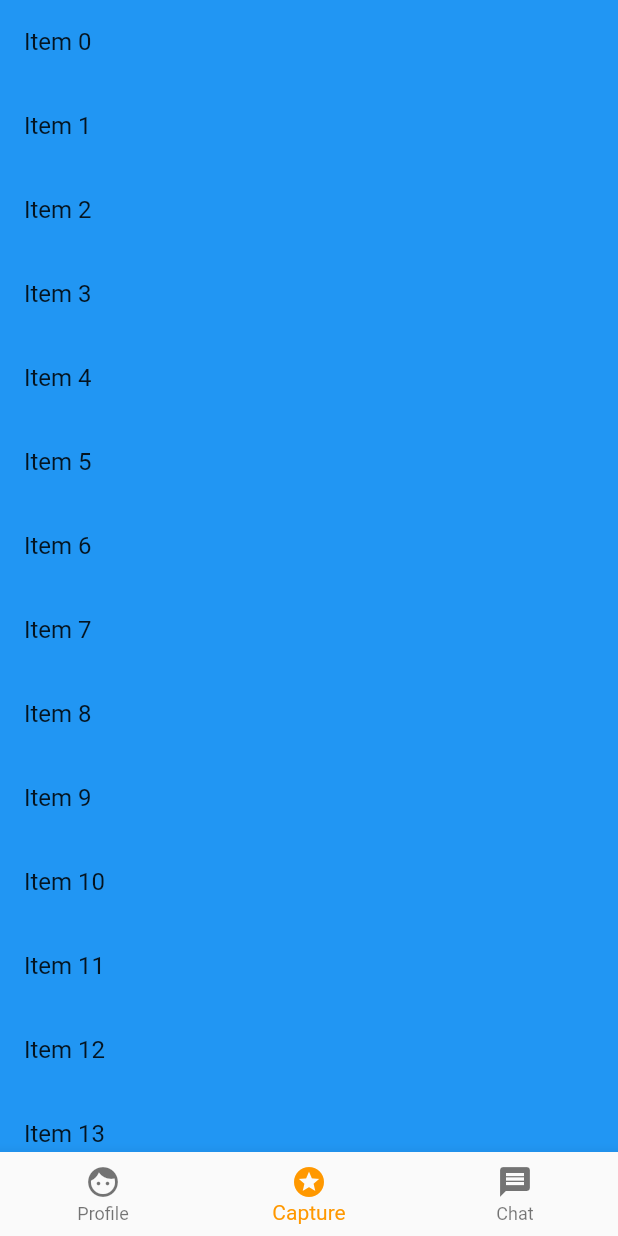
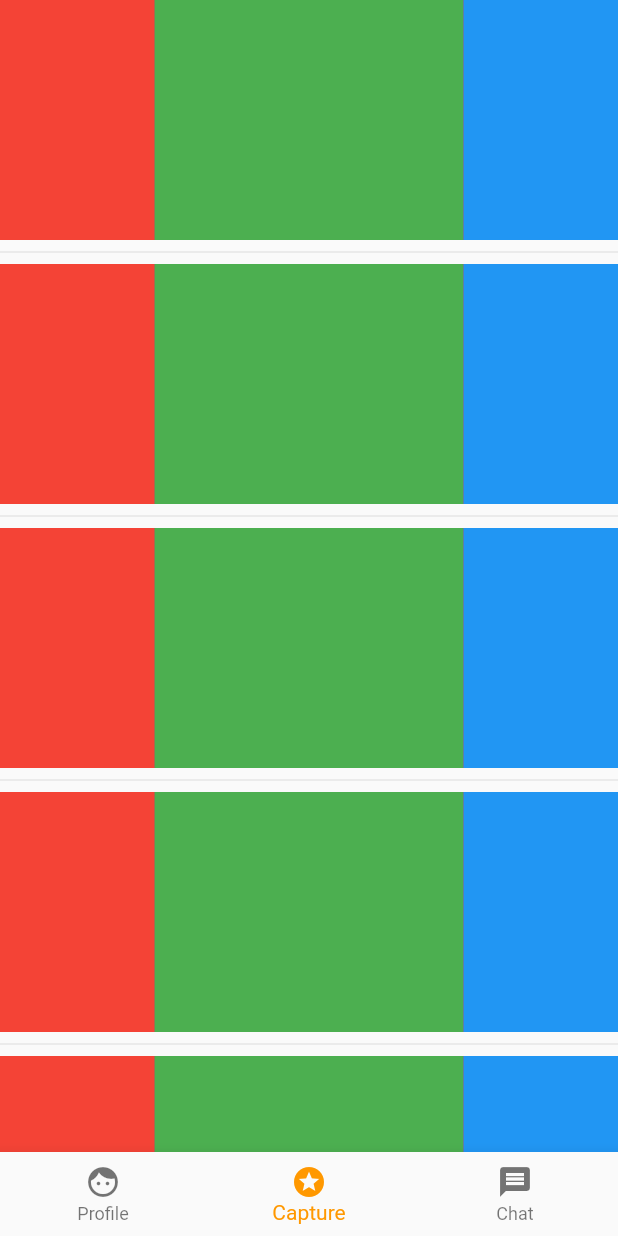
Before and after one commit to potty0/you-ate-clone, a Flutter app: the screen it shows after launch, item 2 of the bottom bar chosen, on a phone screen of 412 x 824 dp. Run offline on Flutter 3.47's test engine with Material 2 defaults, Android fonts, the phone set to English and light mode, and no system bars.

Commit message:
Added Capture item with row and flex layout.

```diff
--- a/you_ate_cone/lib/you_ate_home.dart
+++ b/you_ate_cone/lib/you_ate_home.dart
@@ -47,12 +47,29 @@ class Capture extends StatelessWidget {
   @override
   Widget build(BuildContext context) {
     return Container(
-      color: Colors.blue,
-      child: ListView.builder(
+      child: ListView.separated(
+        itemBuilder: (context, _) => CaptureItem(),
+        separatorBuilder: (context, index) => Divider(thickness: 0),
         itemCount: 100,
-        itemBuilder: (context, index) {
-          return ListTile(title: Text('Item $index'));
-        },
+      ),
+    );
+  }
+}
+
+class CaptureItem extends StatelessWidget {
+  @override
+  Widget build(BuildContext context) {
+    return Container(
+      color: Colors.pink,
+      height: 160,
+      child: Row(
+        crossAxisAlignment: CrossAxisAlignment.stretch,
+        mainAxisAlignment: MainAxisAlignment.spaceAround,
+        children: [
+          Flexible(flex: 1, child: Container(color: Colors.red)),
+          Flexible(flex: 2, child: Container(color: Colors.green)),
+          Flexible(flex: 1, child: Container(color: Colors.blue)),
+        ],
       ),
     );
   }
```
